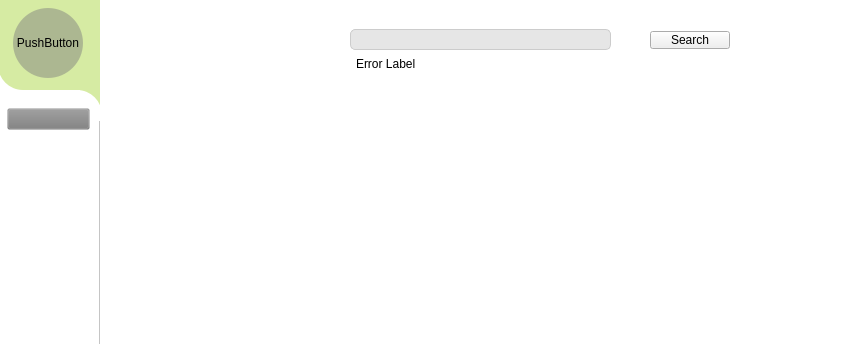
The window that SocialNetwork/mainwindow.ui (amir-h-A-0001/DS-SocialNetwork) describes before a commit, drawn with Qt 5; both pictures show x 0 to 843 and y 0 to 344 of the 994 by 650 pixel window.
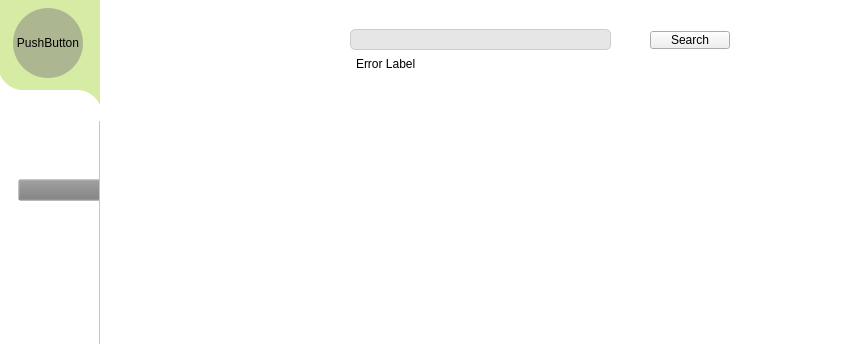
The same window after the commit. Icons and pictures are not drawn.

The edit to the form file:
```diff
--- a/SocialNetwork/mainwindow.ui
+++ b/SocialNetwork/mainwindow.ui
@@ -91,6 +91,15 @@
         <height>471</height>
        </rect>
       </property>
+      <widget class="QWidget" name="verticalLayoutWidget_3">
+       <property name="geometry">
+        <rect>
+         <x>20</x>
+         <y>80</y>
+         <width>160</width>
+         <height>80</height>
+        </rect>
+       </property>
       <layout class="QVBoxLayout" name="verticalLayout">
        <item>
         <widget class="QPushButton" name="sideSearchPB">
@@ -124,6 +133,7 @@
       </layout>
      </widget>
     </widget>
+    </widget>
     <widget class="QPushButton" name="sideLogoutPB">
      <property name="geometry">
       <rect>
@@ -572,8 +582,8 @@
        <rect>
         <x>50</x>
         <y>90</y>
-        <width>801</width>
-        <height>391</height>
+        <width>800</width>
+        <height>400</height>
        </rect>
       </property>
       <property name="styleSheet">
@@ -616,6 +626,15 @@
            <height>301</height>
           </rect>
          </property>
+         <widget class="QWidget" name="horizontalLayoutWidget">
+          <property name="geometry">
+           <rect>
+            <x>150</x>
+            <y>20</y>
+            <width>160</width>
+            <height>275</height>
+           </rect>
+          </property>
          <layout class="QHBoxLayout" name="horizontalLayout_2">
           <item>
            <spacer name="horizontalSpacer">
@@ -634,14 +653,15 @@
         </widget>
        </widget>
       </widget>
+      </widget>
       <widget class="QWidget" name="searchAllUserSVP">
        <widget class="QScrollArea" name="searchResultSA">
         <property name="geometry">
          <rect>
           <x>10</x>
           <y>10</y>
-          <width>781</width>
-          <height>371</height>
+          <width>780</width>
+          <height>370</height>
          </rect>
         </property>
         <property name="styleSheet">
@@ -662,11 +682,32 @@
           <rect>
            <x>0</x>
            <y>0</y>
-           <width>781</width>
-           <height>371</height>
+           <width>780</width>
+           <height>370</height>
+          </rect>
+         </property>
+         <widget class="QWidget" name="verticalLayoutWidget_2">
+          <property name="geometry">
+           <rect>
+            <x>370</x>
+            <y>80</y>
+            <width>160</width>
+            <height>80</height>
           </rect>
          </property>
          <layout class="QVBoxLayout" name="verticalLayout_3">
+           <property name="leftMargin">
+            <number>10</number>
+           </property>
+           <property name="topMargin">
+            <number>10</number>
+           </property>
+           <property name="rightMargin">
+            <number>10</number>
+           </property>
+           <property name="bottomMargin">
+            <number>10</number>
+           </property>
           <item>
            <spacer name="verticalSpacer_3">
             <property name="orientation">
@@ -681,6 +722,7 @@
            </spacer>
           </item>
          </layout>
+         </widget>
         </widget>
        </widget>
       </widget>
```
Lines whose indentation alone changed are shown as unchanged.
